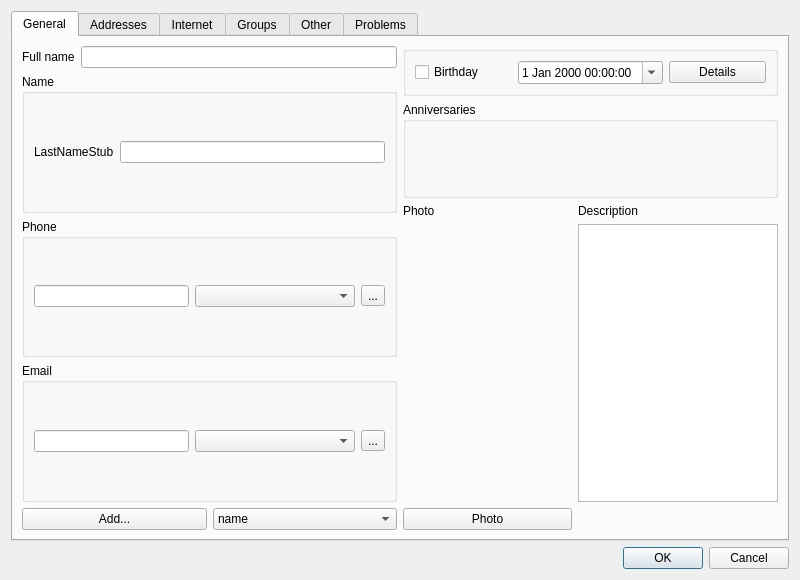
Before: the Qt Designer form app/contactdialog.ui in DarkHobbit/doublecontact, drawn with Qt 5.
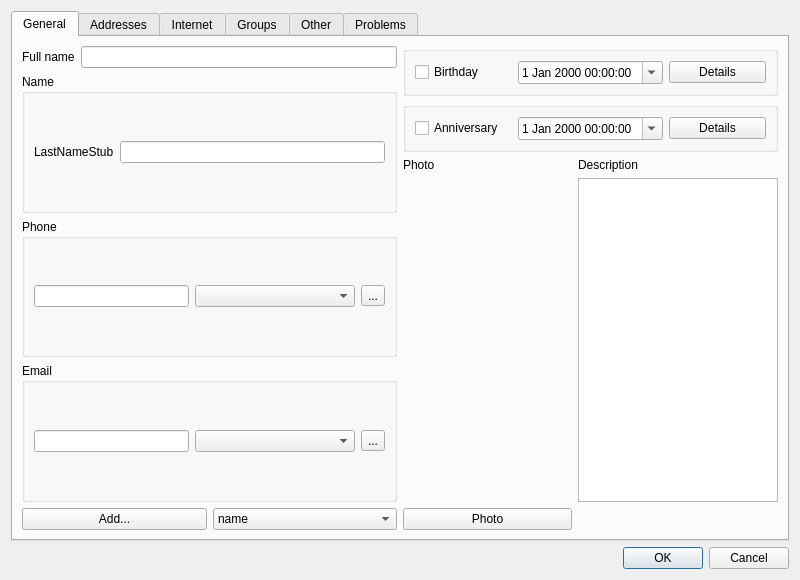
After: the same form once the commit is applied. Icons and pictures are not drawn.

Commit message: Timezone setting in hh:mm temporarily disabled (too many info in RFC) Refactoring: multiple anniversaries removed from code according vCard 4.0 cardinality Fixed: saving 4.0 as preferred version for vCard in settings Fixed: short datetime format reanding (BDAY, ANNIVERSARY)

What changed in the file:
```diff
--- a/app/contactdialog.ui
+++ b/app/contactdialog.ui
@@ -211,12 +211,35 @@
            <property name="minimumSize">
             <size>
              <width>0</width>
-             <height>96</height>
+             <height>0</height>
             </size>
            </property>
            <property name="title">
-            <string>Anniversaries</string>
+            <string/>
            </property>
+           <layout class="QHBoxLayout" name="hlAnniversary">
+            <item>
+             <widget class="QCheckBox" name="cbAnniversary">
+              <property name="text">
+               <string>Anniversary</string>
+              </property>
+             </widget>
+            </item>
+            <item>
+             <widget class="QDateTimeEdit" name="dteAnniversary">
+              <property name="calendarPopup">
+               <bool>true</bool>
+              </property>
+             </widget>
+            </item>
+            <item>
+             <widget class="QPushButton" name="btnAnnDetails">
+              <property name="text">
+               <string>Details</string>
+              </property>
+             </widget>
+            </item>
+           </layout>
           </widget>
          </item>
          <item>
```
Left out of the diff: 13 changed lines with no effect on the pictures. The commit also changes 18 other files.
